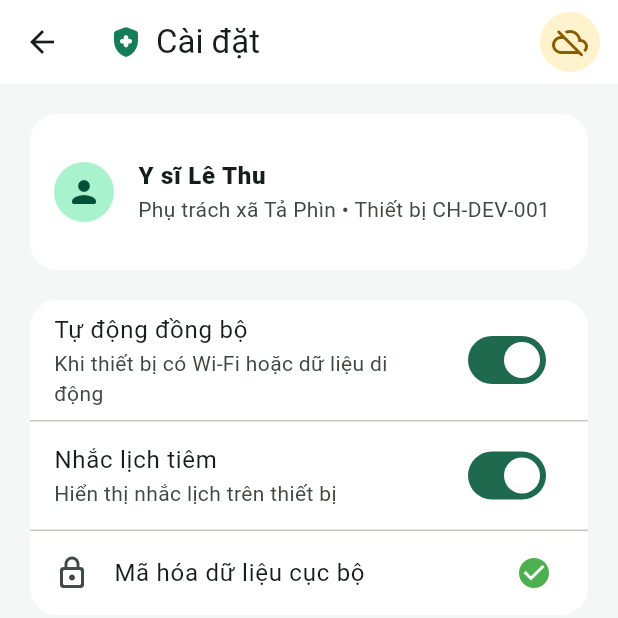
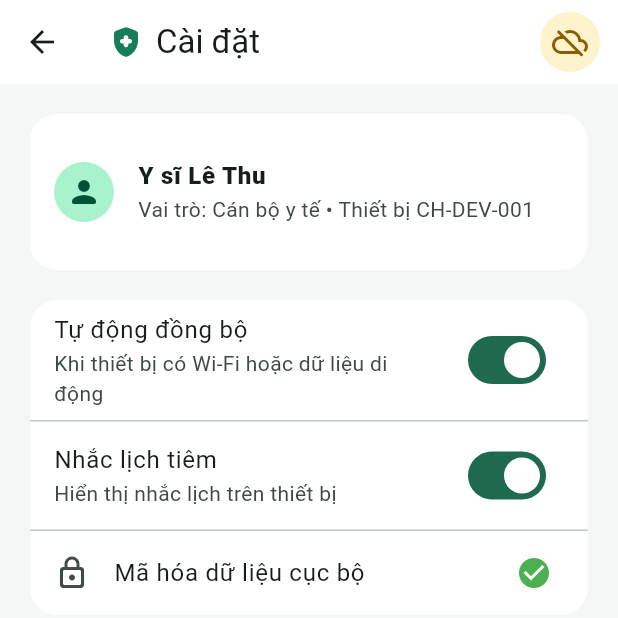
Before and after one commit to Duckngunguk/BTL11_CommunityHealth, a Flutter app: the MobileShell screen opened directly with empty values, item 5 of the bottom bar chosen, on a phone screen of 412 x 824 dp, the top half of it. Run offline on Flutter 3.47's test engine with Material 3 defaults, Android fonts, the phone set to English and light mode, and no system bars; our stand-ins replace cloud_firestore, firebase_core, sqflite; accounts and stored records are empty.

Commit message:
[FIX] (hoan): Chuyen doi thong tin nguoi dung tu gan cung sang hien thi dong tu AppStore

```diff
--- a/lib/screens/mobile/disease_report_screen.dart
+++ b/lib/screens/mobile/disease_report_screen.dart
@@ -586,7 +586,7 @@ class _AddDiseaseReportSheetState extends State<_AddDiseaseReportSheet> {
                       commune: _selectedCommune,
                       district: 'Sa Pa',
                       reportedAt: DateTime.now(),
-                      reportedBy: 'Y sĩ Lê Thu',
+                      reportedBy: store.currentUser?.fullName ?? 'Y sĩ Lê Thu',
                       symptoms: _symptomsController.text.trim(),
                       syncStatus: isOnline ? VaccinationSyncStatus.synced : VaccinationSyncStatus.pending,
                       status: 'Nghi ngờ',
--- a/lib/screens/mobile/home_screen.dart
+++ b/lib/screens/mobile/home_screen.dart
@@ -28,7 +28,7 @@ class HomeScreen extends StatelessWidget {
             child: Column(
               crossAxisAlignment: CrossAxisAlignment.start,
               children: [
-                const Text('Xin chào, Y sĩ Lê Thu', style: TextStyle(color: Colors.white70)),
+                Text('Xin chào, ${store.currentUser?.fullName ?? 'Y sĩ Lê Thu'}', style: const TextStyle(color: Colors.white70)),
                 const SizedBox(height: 8),
                 const Text(
                   'Hôm nay có 2 trẻ cần được ưu tiên tiêm.',
--- a/lib/screens/mobile/settings_screen.dart
+++ b/lib/screens/mobile/settings_screen.dart
@@ -1,4 +1,6 @@
 import 'package:flutter/material.dart';
+import '../../state/app_store.dart';
+import '../../models/models.dart';
 
 class SettingsScreen extends StatelessWidget {
   const SettingsScreen({super.key, required this.onLogout});
@@ -7,15 +9,29 @@ class SettingsScreen extends StatelessWidget {
 
   @override
   Widget build(BuildContext context) {
+    final store = AppScope.of(context);
+    final user = store.currentUser;
+
+    String roleLabel = 'Cán bộ y tế';
+    if (user?.role == UserRole.admin) {
+      roleLabel = 'Quản trị viên';
+    } else if (user?.role == UserRole.parent) {
+      roleLabel = 'Phụ huynh';
+    }
+
+    final detailText = user?.assignedCommune != null
+        ? 'Phụ trách xã ${user!.assignedCommune} • Thiết bị CH-DEV-001'
+        : 'Vai trò: $roleLabel • Thiết bị CH-DEV-001';
+
     return ListView(
       padding: const EdgeInsets.all(16),
       children: [
-        const Card(
+        Card(
           child: ListTile(
-            contentPadding: EdgeInsets.all(16),
-            leading: CircleAvatar(child: Icon(Icons.person_rounded)),
-            title: Text('Y sĩ Lê Thu', style: TextStyle(fontWeight: FontWeight.w800)),
-            subtitle: Text('Phụ trách xã Tả Phìn • Thiết bị CH-DEV-001'),
+            contentPadding: const EdgeInsets.all(16),
+            leading: const CircleAvatar(child: Icon(Icons.person_rounded)),
+            title: Text(user?.fullName ?? 'Y sĩ Lê Thu', style: const TextStyle(fontWeight: FontWeight.w800)),
+            subtitle: Text(detailText),
           ),
         ),
         const SizedBox(height: 12),
```
Also changed, not shown: lib/screens/mobile/record_medication_screen.dart (+10 -1 lines), lib/screens/mobile/record_vaccination_screen.dart (+10 -1 lines).
